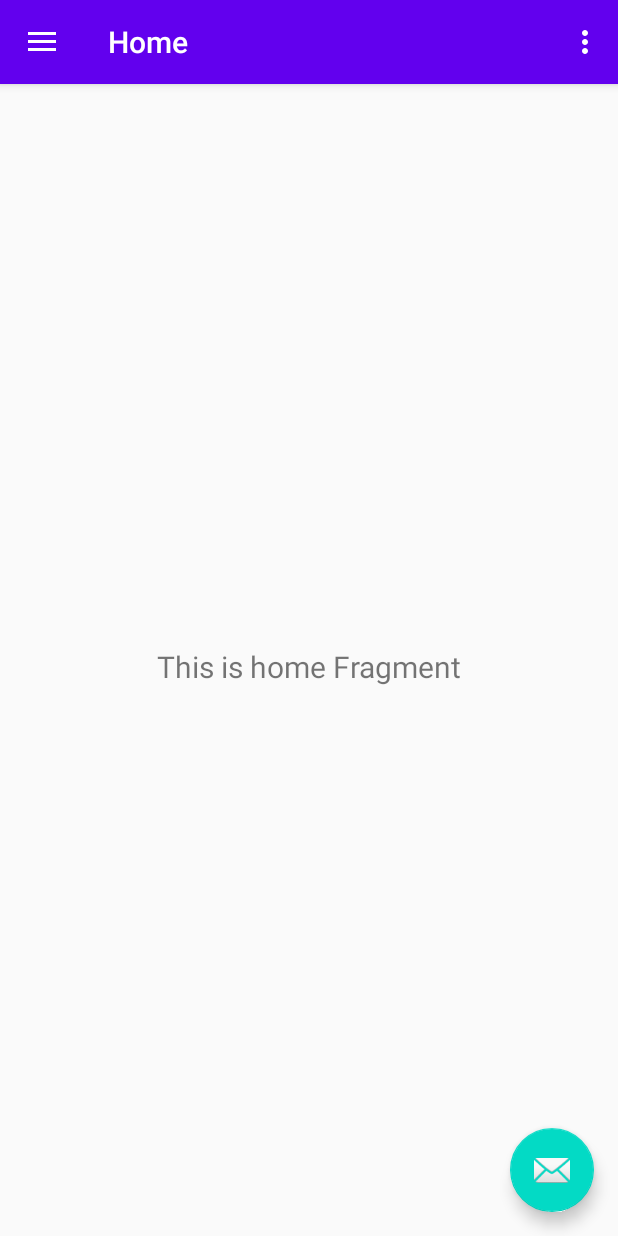
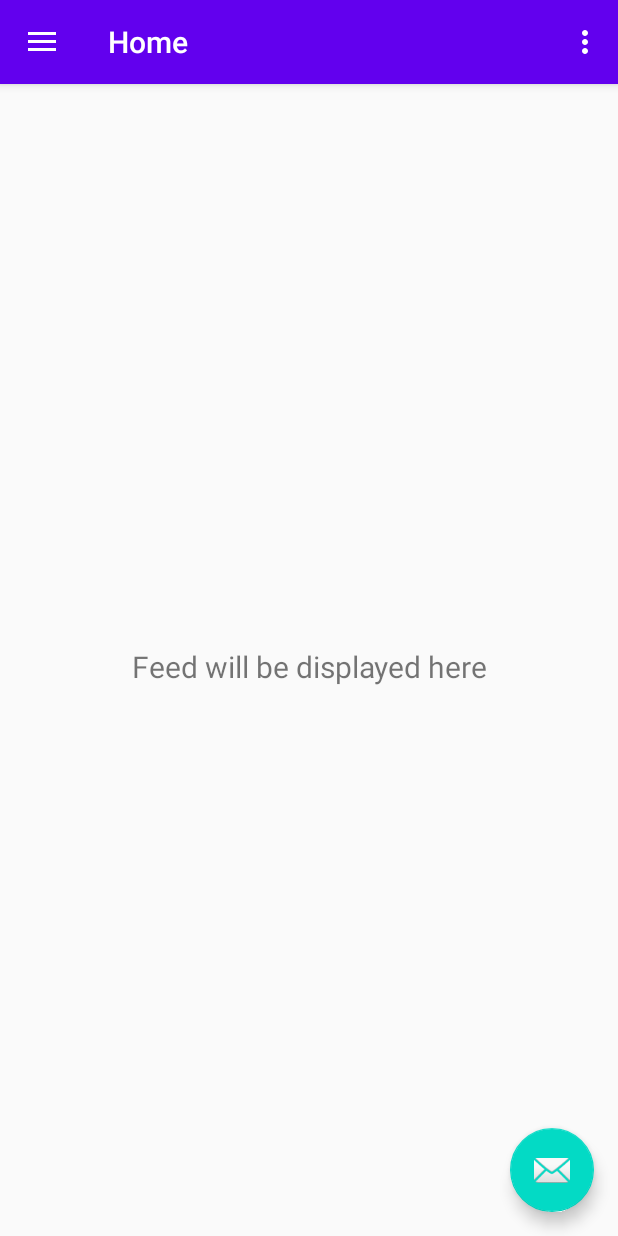
Before and after one commit to ExpandedMind/keep-me-up-to-date, an Android app: the FeedsActivity screen opened directly, with no data from a screen before it, on a phone screen of 412 x 824 dp. Run offline under Robolectric (Android 15) with nearby library versions, the phone set to English and light mode, and no system bars; our stand-ins replace navigation-ui.

Commit message:
Menu with 2 options: Feeds and settings

```diff
--- a/app/src/main/java/edu/expandedmind/keepmeuptodate/FeedsActivity.kt
+++ b/app/src/main/java/edu/expandedmind/keepmeuptodate/FeedsActivity.kt
@@ -36,7 +36,7 @@ class FeedsActivity : AppCompatActivity() {
         // menu should be considered as top level destinations.
         appBarConfiguration = AppBarConfiguration(
             setOf(
-                R.id.nav_home, R.id.nav_gallery, R.id.nav_slideshow
+                R.id.nav_home, R.id.nav_gallery
             ), drawerLayout
         )
         setupActionBarWithNavController(navController, appBarConfiguration)
--- a/app/src/main/java/edu/expandedmind/keepmeuptodate/ui/gallery/GalleryViewModel.kt
+++ b/app/src/main/java/edu/expandedmind/keepmeuptodate/ui/gallery/GalleryViewModel.kt
@@ -7,7 +7,7 @@ import androidx.lifecycle.ViewModel
 class GalleryViewModel : ViewModel() {
 
     private val _text = MutableLiveData<String>().apply {
-        value = "This is gallery Fragment"
+        value = "Here we will display settings"
     }
     val text: LiveData<String> = _text
 }
--- a/app/src/main/java/edu/expandedmind/keepmeuptodate/ui/home/HomeViewModel.kt
+++ b/app/src/main/java/edu/expandedmind/keepmeuptodate/ui/home/HomeViewModel.kt
@@ -7,7 +7,7 @@ import androidx.lifecycle.ViewModel
 class HomeViewModel : ViewModel() {
 
     private val _text = MutableLiveData<String>().apply {
-        value = "This is home Fragment"
+        value = "Feed will be displayed here"
     }
     val text: LiveData<String> = _text
 }
--- a/app/src/main/res/menu/activity_feed_drawer.xml
+++ b/app/src/main/res/menu/activity_feed_drawer.xml
@@ -6,15 +6,11 @@
     <group android:checkableBehavior="single">
         <item
             android:id="@+id/nav_home"
-            android:icon="@drawable/ic_menu_camera"
-            android:title="@string/menu_home" />
+            android:icon="@android:drawable/ic_menu_agenda"
+            android:title="News Feed" />
         <item
             android:id="@+id/nav_gallery"
-            android:icon="@drawable/ic_menu_gallery"
-            android:title="@string/menu_gallery" />
-        <item
-            android:id="@+id/nav_slideshow"
-            android:icon="@drawable/ic_menu_slideshow"
-            android:title="@string/menu_slideshow" />
+            android:icon="@android:drawable/ic_menu_preferences"
+            android:title="@string/settings" />
     </group>
 </menu>
--- a/app/src/main/res/navigation/mobile_navigation.xml
+++ b/app/src/main/res/navigation/mobile_navigation.xml
@@ -35,9 +35,4 @@
         android:label="@string/menu_gallery"
         tools:layout="@layout/fragment_gallery" />
 
-    <fragment
-        android:id="@+id/nav_slideshow"
-        android:name="edu.expandedmind.keepmeuptodate.ui.slideshow.SlideshowFragment"
-        android:label="@string/menu_slideshow"
-        tools:layout="@layout/fragment_slideshow" />
 </navigation>
```
